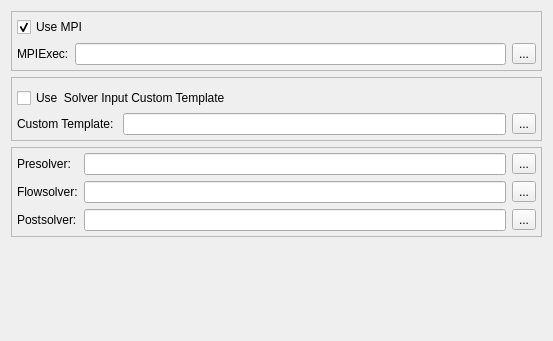
The window that Code/Source/sv4gui/Plugins/org.sv.gui.qt.simulation/sv4gui_SimulationPreferencePage.ui (SimVascular/SimVascular) describes before a commit, drawn with Qt 5.
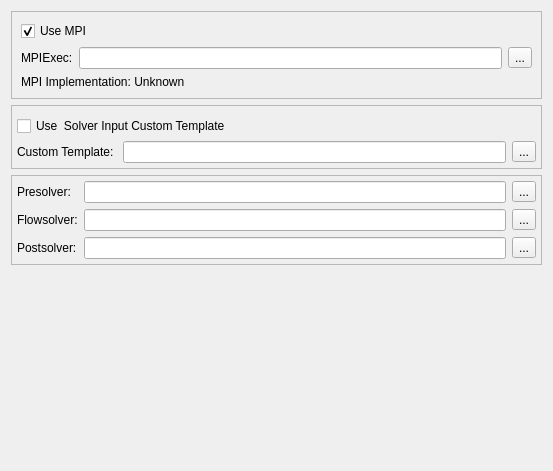
The same window after the commit.

Commit message: Add checking for mpi implementation, clean up code and fix finding svsolver.

What changed in the file:
```diff
--- a/Code/Source/sv4gui/Plugins/org.sv.gui.qt.simulation/sv4gui_SimulationPreferencePage.ui
+++ b/Code/Source/sv4gui/Plugins/org.sv.gui.qt.simulation/sv4gui_SimulationPreferencePage.ui
@@ -7,13 +7,13 @@
     <x>0</x>
     <y>0</y>
     <width>553</width>
-    <height>341</height>
+    <height>471</height>
    </rect>
   </property>
   <property name="windowTitle">
    <string>Form</string>
   </property>
-  <layout class="QVBoxLayout" name="verticalLayout">
+  <layout class="QVBoxLayout" name="verticalLayout_3">
    <item>
     <widget class="QFrame" name="frame">
      <property name="frameShape">
@@ -22,19 +22,7 @@
      <property name="frameShadow">
       <enum>QFrame::Raised</enum>
      </property>
-     <layout class="QVBoxLayout" name="verticalLayout_3">
-      <property name="leftMargin">
-       <number>5</number>
-      </property>
-      <property name="topMargin">
-       <number>5</number>
-      </property>
-      <property name="rightMargin">
-       <number>5</number>
-      </property>
-      <property name="bottomMargin">
-       <number>5</number>
-      </property>
+     <layout class="QVBoxLayout" name="verticalLayout">
       <item>
        <widget class="QWidget" name="widget_3" native="true">
         <layout class="QHBoxLayout" name="horizontalLayout_2">
@@ -102,6 +90,13 @@
         </layout>
        </widget>
       </item>
+      <item>
+       <widget class="QLabel" name="labelMPIImplementation">
+        <property name="text">
+         <string>MPI Implementation: Unknown</string>
+        </property>
+       </widget>
+      </item>
      </layout>
     </widget>
    </item>
```
The commit also changes 2 other files.
